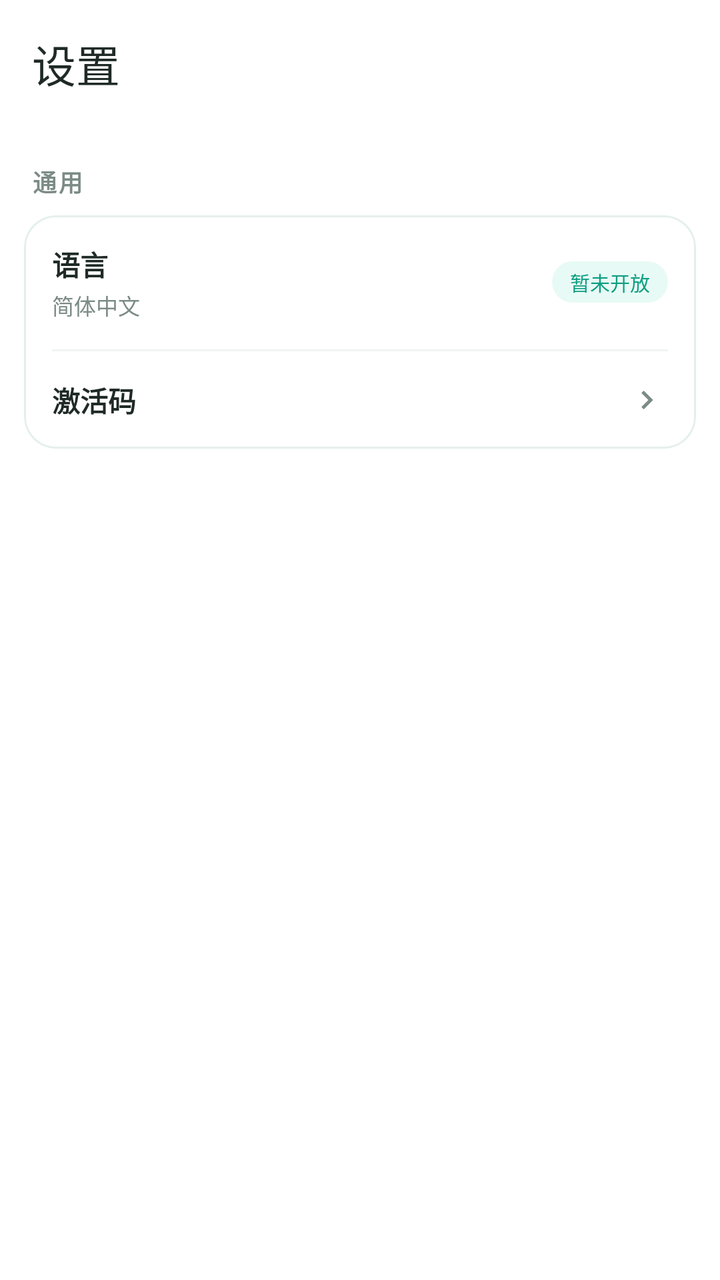
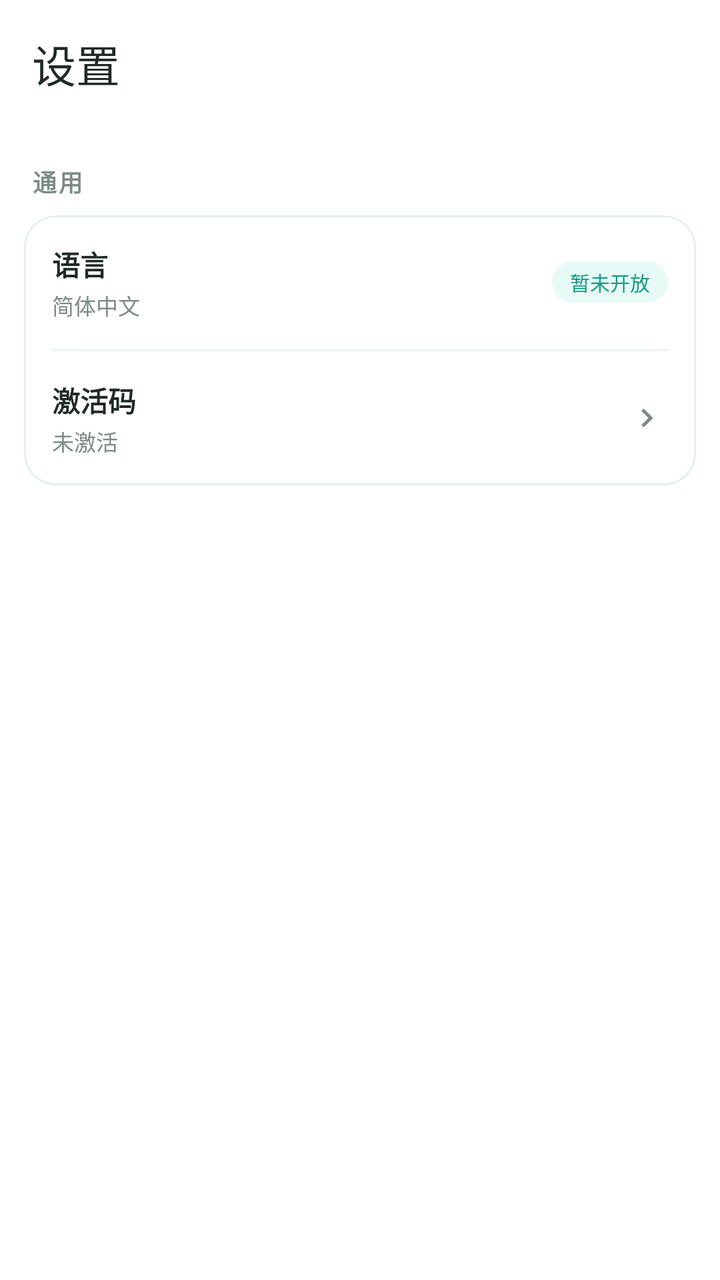

Screens rendered from an Android XML layout before and after an edit, with the pre-edit source and the edit as a unified diff.
<!-- AndroidManifest.xml: activity theme Theme.RouteWorkshop.Home -->
<!-- res/layout/activity_app_settings.xml -->
<?xml version="1.0" encoding="utf-8"?>
<LinearLayout xmlns:android="http://schemas.android.com/apk/res/android"
    xmlns:app="http://schemas.android.com/apk/res-auto"
    android:layout_width="match_parent"
    android:layout_height="match_parent"
    android:background="@android:color/white"
    android:orientation="vertical">

    <com.google.android.material.appbar.MaterialToolbar
        android:id="@+id/toolbar"
        android:layout_width="match_parent"
        android:layout_height="wrap_content"
        android:background="@android:color/white"
        android:minHeight="?attr/actionBarSize"
        app:title="@string/app_settings_title"
        app:titleTextColor="@color/campus_ink" />

    <ScrollView
        android:layout_width="match_parent"
        android:layout_height="0dp"
        android:layout_weight="1"
        android:fillViewport="true">

        <LinearLayout
            android:layout_width="match_parent"
            android:layout_height="wrap_content"
            android:orientation="vertical"
            android:paddingBottom="16dp">

            <TextView
                android:layout_width="wrap_content"
                android:layout_height="wrap_content"
                android:layout_marginStart="16dp"
                android:layout_marginTop="18dp"
                android:letterSpacing="0.08"
                android:text="@string/app_settings_section_general"
                android:textColor="@color/campus_muted"
                android:textSize="12sp"
                android:textStyle="bold" />

            <com.google.android.material.card.MaterialCardView
                android:layout_width="match_parent"
                android:layout_height="wrap_content"
                android:layout_marginStart="12dp"
                android:layout_marginTop="8dp"
                android:layout_marginEnd="12dp"
                app:cardBackgroundColor="@android:color/white"
                app:cardCornerRadius="16dp"
                app:cardElevation="0dp"
                app:strokeColor="@color/campus_card_stroke"
                app:strokeWidth="1dp">

                <LinearLayout
                    android:layout_width="match_parent"
                    android:layout_height="wrap_content"
                    android:orientation="vertical"
                    android:paddingHorizontal="14dp">

                    
                    <LinearLayout
                        android:id="@+id/rowLanguage"
                        android:layout_width="match_parent"
                        android:layout_height="wrap_content"
                        android:gravity="center_vertical"
                        android:orientation="horizontal"
                        android:paddingVertical="14dp">

                        <LinearLayout
                            android:layout_width="0dp"
                            android:layout_height="wrap_content"
                            android:layout_weight="1"
                            android:orientation="vertical">

                            <TextView
                                android:layout_width="wrap_content"
                                android:layout_height="wrap_content"
                                android:text="@string/app_settings_language_title"
                                android:textColor="@color/campus_ink"
                                android:textSize="14sp"
                                android:textStyle="bold" />

                            <TextView
                                android:layout_width="wrap_content"
                                android:layout_height="wrap_content"
                                android:layout_marginTop="2dp"
                                android:text="@string/app_settings_language_value"
                                android:textColor="@color/campus_muted"
                                android:textSize="11sp" />
                        </LinearLayout>

                        <TextView
                            android:layout_width="wrap_content"
                            android:layout_height="wrap_content"
                            android:background="@drawable/bg_campus_soft_pill"
                            android:paddingHorizontal="9dp"
                            android:paddingVertical="3dp"
                            android:text="@string/app_settings_language_badge"
                            android:textColor="@color/campus_mint_dark"
                            android:textSize="10sp" />
                    </LinearLayout>

                    <View
                        android:layout_width="match_parent"
                        android:layout_height="1dp"
                        android:background="#EFF5F2" />

                    
                    <LinearLayout
                        android:id="@+id/rowActivation"
                        android:layout_width="match_parent"
                        android:layout_height="wrap_content"
                        android:background="?attr/selectableItemBackground"
                        android:clickable="true"
                        android:focusable="true"
                        android:gravity="center_vertical"
                        android:orientation="horizontal"
                        android:paddingVertical="14dp">

                        <LinearLayout
                            android:layout_width="0dp"
                            android:layout_height="wrap_content"
                            android:layout_weight="1"
                            android:orientation="vertical">

                            <TextView
                                android:layout_width="wrap_content"
                                android:layout_height="wrap_content"
                                android:text="@string/app_settings_activation_title"
                                android:textColor="@color/campus_ink"
                                android:textSize="14sp"
                                android:textStyle="bold" />
                        </LinearLayout>

                        <ImageView
                            android:layout_width="20dp"
                            android:layout_height="20dp"
                            android:contentDescription="@null"
                            android:src="@drawable/ic_campus_chevron_right" />
                    </LinearLayout>
                </LinearLayout>
            </com.google.android.material.card.MaterialCardView>
        </LinearLayout>
    </ScrollView>
</LinearLayout>
<!-- resources referenced by this layout -->
<resources>
  <color name="campus_card_stroke">#E4F0EA</color>
  <color name="campus_ink">#1F2A26</color>
  <color name="campus_mint_dark">#0E9E82</color>
  <color name="campus_muted">#7C8B85</color>
  <!-- drawable bg_campus_soft_pill (drawable) -->
  <?xml version="1.0" encoding="utf-8"?>
  <shape xmlns:android="http://schemas.android.com/apk/res/android"
      android:shape="rectangle">
      <solid android:color="@color/campus_mint_pale" />
      <corners android:radius="20dp" />
  </shape>
  <!-- drawable ic_campus_chevron_right (drawable) -->
  <vector xmlns:android="http://schemas.android.com/apk/res/android"
      android:width="20dp"
      android:height="20dp"
      android:viewportWidth="24"
      android:viewportHeight="24">
      <path
          android:fillColor="@color/campus_muted"
          android:pathData="M9.4,6.4L8,7.8l4.2,4.2L8,16.2l1.4,1.4L15,12z" />
  </vector>
  <string name="app_settings_activation_title">激活码</string>
  <string name="app_settings_language_badge">暂未开放</string>
  <string name="app_settings_language_title">语言</string>
  <string name="app_settings_language_value">简体中文</string>
  <string name="app_settings_section_general">通用</string>
  <string name="app_settings_title">设置</string>
  <style name="Theme.RouteWorkshop.Home" parent="Theme.Material3.Light.NoActionBar">
          <item name="colorPrimary">@color/campus_mint</item>
          <item name="colorOnPrimary">@color/brand_on_primary</item>
          <item name="colorPrimaryContainer">@color/campus_mint_pale</item>
          <item name="colorOnPrimaryContainer">@color/campus_mint_dark</item>
          <item name="colorSecondary">@color/campus_mint_dark</item>
          <item name="android:windowBackground">@android:color/white</item>
          <item name="android:statusBarColor">@android:color/white</item>
          <item name="android:navigationBarColor">@android:color/white</item>
          <item name="android:windowLightStatusBar">true</item>
      </style>
  <color name="campus_mint_pale">#E8FAF5</color>
  <color name="campus_mint">#12CFA9</color>
  <color name="brand_on_primary">#FFFFFF</color>
</resources>

<!-- the commit's change to res/layout/activity_app_settings.xml (unified diff, before → after) -->
@@ -129,9 +129,19 @@
                                 android:textColor="@color/campus_ink"
                                 android:textSize="14sp"
                                 android:textStyle="bold" />
+
+                            <TextView
+                                android:id="@+id/textActivationState"
+                                android:layout_width="wrap_content"
+                                android:layout_height="wrap_content"
+                                android:layout_marginTop="2dp"
+                                android:text="@string/app_settings_activation_state_unused"
+                                android:textColor="@color/campus_muted"
+                                android:textSize="11sp" />
                         </LinearLayout>
 
                         <ImageView
+                            android:id="@+id/imageActivationChevron"
                             android:layout_width="20dp"
                             android:layout_height="20dp"
                             android:contentDescription="@null"
<!-- resource entries referenced after the edit -->
@@ -21,6 +21,7 @@
           android:fillColor="@color/campus_muted"
           android:pathData="M9.4,6.4L8,7.8l4.2,4.2L8,16.2l1.4,1.4L15,12z" />
   </vector>
+  <string name="app_settings_activation_state_unused">未激活</string>
   <string name="app_settings_activation_title">激活码</string>
   <string name="app_settings_language_badge">暂未开放</string>
   <string name="app_settings_language_title">语言</string>
